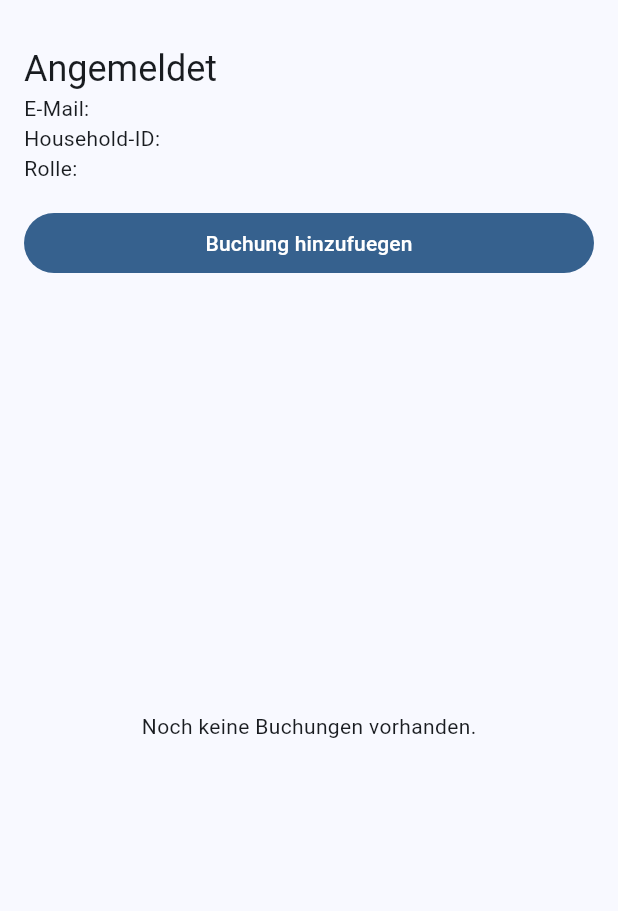
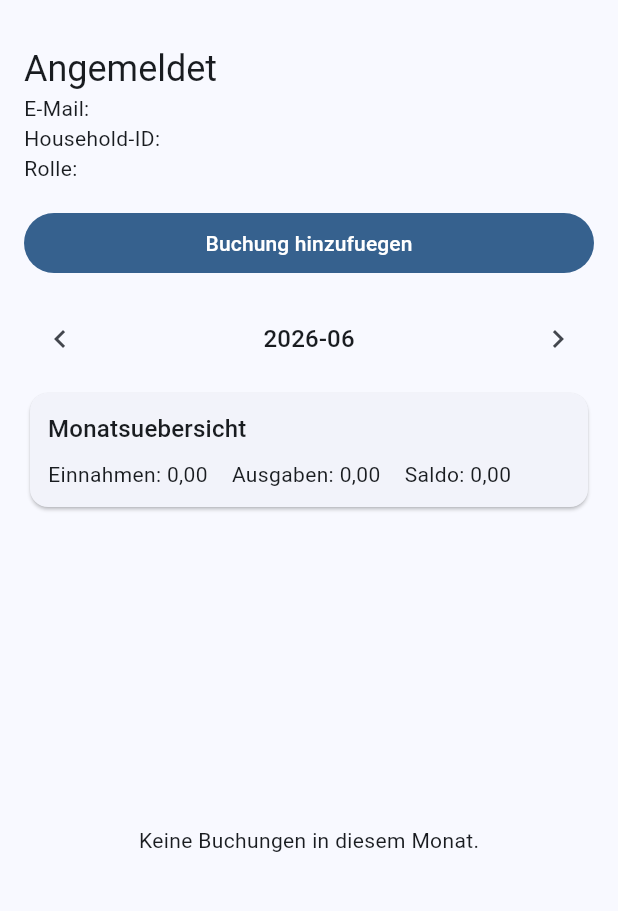
Before and after one commit to robinmann13/haushaltsbuch_app, a Flutter app: the HomeScreen screen opened directly with empty values, on a phone screen of 412 x 824 dp, the part 63-974 px from its top. Run offline on Flutter 3.47's test engine with Material 3 defaults, Android fonts, the phone set to English and light mode, and no system bars; our stand-ins replace cloud_firestore, firebase_auth, firebase_core, go_router, sqflite; accounts and stored records are empty.

Commit message:
Add entry categories and monthly summary

```diff
--- a/lib/screens/home/home_screen.dart
+++ b/lib/screens/home/home_screen.dart
@@ -2,11 +2,12 @@ import 'package:firebase_auth/firebase_auth.dart';
 import 'package:flutter/material.dart';
 
 import '../../models/entry.dart';
+import '../../models/entry_category.dart';
 import '../../repositories/auth_repository.dart';
 import '../../repositories/entry_repository.dart';
 import '../../repositories/household_repository.dart';
 
-class HomeScreen extends StatelessWidget {
+class HomeScreen extends StatefulWidget {
   HomeScreen({
     super.key,
     required this.authRepository,
@@ -21,17 +22,44 @@ class HomeScreen extends StatelessWidget {
   final EntryRepository _entryRepository;
 
   @override
+  State<HomeScreen> createState() => _HomeScreenState();
+}
+
+class _HomeScreenState extends State<HomeScreen> {
+  late DateTime _selectedMonth;
+
+  @override
+  void initState() {
+    super.initState();
+    final now = DateTime.now();
+    _selectedMonth = DateTime(now.year, now.month);
+  }
+
+  void _goToPreviousMonth() {
+    setState(() {
+      _selectedMonth = DateTime(_selectedMonth.year, _selectedMonth.month - 1);
+    });
+  }
+
+  void _goToNextMonth() {
+    setState(() {
+      _selectedMonth = DateTime(_selectedMonth.year, _selectedMonth.month + 1);
+    });
+  }
+
+  @override
   Widget build(BuildContext context) {
-    final email = user.email;
-    final household = householdMembership.household;
-    final membership = householdMembership.membership;
+    final email = widget.user.email;
+    final household = widget.householdMembership.household;
+    final membership = widget.householdMembership.membership;
+    final selectedYearMonth = yearMonthFromDate(_selectedMonth);
 
     return Scaffold(
       appBar: AppBar(
         title: const Text('Haushaltsbuch'),
         actions: [
           TextButton(
-            onPressed: authRepository.signOut,
+            onPressed: widget.authRepository.signOut,
             child: const Text('Abmelden'),
           ),
         ],
@@ -54,9 +82,29 @@ class HomeScreen extends StatelessWidget {
               child: const Text('Buchung hinzufuegen'),
             ),
             const SizedBox(height: 16),
+            Row(
+              mainAxisAlignment: MainAxisAlignment.spaceBetween,
+              children: [
+                IconButton(
+                  onPressed: _goToPreviousMonth,
+                  icon: const Icon(Icons.chevron_left),
+                  tooltip: 'Vorheriger Monat',
+                ),
+                Text(
+                  selectedYearMonth,
+                  style: Theme.of(context).textTheme.titleMedium,
+                ),
+                IconButton(
+                  onPressed: _goToNextMonth,
+                  icon: const Icon(Icons.chevron_right),
+                  tooltip: 'Naechster Monat',
+                ),
+              ],
+            ),
+            const SizedBox(height: 8),
             Expanded(
               child: StreamBuilder<List<HouseholdTransaction>>(
-                stream: _entryRepository.watchTransactionsForHousehold(
+                stream: widget._entryRepository.watchTransactionsForHousehold(
                   household.id,
                 ),
                 builder: (context, snapshot) {
@@ -70,22 +118,40 @@ class HomeScreen extends StatelessWidget {
 
                   final transactions =
                       snapshot.data ?? const <HouseholdTransaction>[];
+                  final monthlyTransactions = transactions
+                      .where(
+                        (transaction) =>
+                            transaction.yearMonth == selectedYearMonth,
+                      )
+                      .toList()
+                    ..sort((a, b) => b.date.compareTo(a.date));
+                  final summary =
+                      _MonthSummary.fromTransactions(monthlyTransactions);
 
-                  if (transactions.isEmpty) {
-                    return const Center(
-                      child: Text('Noch keine Buchungen vorhanden.'),
-                    );
-                  }
-
-                  return ListView.separated(
-                    itemCount: transactions.length,
+                  return Column(
+                    crossAxisAlignment: CrossAxisAlignment.stretch,
+                    children: [
+                      _MonthSummaryView(summary: summary),
+                      const SizedBox(height: 12),
+                      Expanded(
+                        child: monthlyTransactions.isEmpty
+                            ? const Center(
+                                child: Text(
+                                  'Keine Buchungen in diesem Monat.',
+                                ),
+                              )
+                            : ListView.separated(
+                                itemCount: monthlyTransactions.length,
                                 separatorBuilder: (context, index) =>
                                     const Divider(height: 1),
                                 itemBuilder: (context, index) {
                                   return _TransactionTile(
-                        transaction: transactions[index],
+                                    transaction: monthlyTransactions[index],
                                   );
                                 },
+                              ),
+                      ),
+                    ],
                   );
                 },
               ),
@@ -100,9 +166,77 @@ class HomeScreen extends StatelessWidget {
     return showDialog<void>(
       context: context,
       builder: (context) => _AddTransactionDialog(
-        entryRepository: _entryRepository,
-        householdId: householdMembership.household.id,
-        userId: user.uid,
+        entryRepository: widget._entryRepository,
+        householdId: widget.householdMembership.household.id,
+        userId: widget.user.uid,
+        initialDate: _selectedMonth,
+      ),
+    );
+  }
+}
+
+class _MonthSummary {
+  const _MonthSummary({
+    required this.incomeCent,
+    required this.expenseCent,
+  });
+
+  final int incomeCent;
+  final int expenseCent;
+
+  int get balanceCent => incomeCent - expenseCent;
+
+  factory _MonthSummary.fromTransactions(
+    List<HouseholdTransaction> transactions,
+  ) {
+    var incomeCent = 0;
+    var expenseCent = 0;
+
+    for (final transaction in transactions) {
+      switch (transaction.type) {
+        case TransactionType.income:
+          incomeCent += transaction.amountCent;
+        case TransactionType.expense:
+          expenseCent += transaction.amountCent;
+      }
+    }
+
+    return _MonthSummary(
+      incomeCent: incomeCent,
+      expenseCent: expenseCent,
+    );
+  }
+}
+
+class _MonthSummaryView extends StatelessWidget {
+  const _MonthSummaryView({required this.summary});
+
+  final _MonthSummary summary;
+
+  @override
+  Widget build(BuildContext context) {
+    return Card(
+      child: Padding(
+        padding: const EdgeInsets.all(12),
+        child: Column(
+          crossAxisAlignment: CrossAxisAlignment.stretch,
+          children: [
+            Text(
+              'Monatsuebersicht',
+              style: Theme.of(context).textTheme.titleMedium,
+            ),
+            const SizedBox(height: 8),
+            Wrap(
+              spacing: 16,
+              runSpacing: 8,
+              children: [
+                Text('Einnahmen: ${_formatAmount(summary.incomeCent)}'),
+                Text('Ausgaben: ${_formatAmount(summary.expenseCent)}'),
+                Text('Saldo: ${_formatAmount(summary.balanceCent)}'),
+              ],
+            ),
+          ],
+        ),
       ),
     );
   }
@@ -133,11 +267,13 @@ class _AddTransactionDialog extends StatefulWidget {
     required this.entryRepository,
     required this.householdId,
     required this.userId,
+    required this.initialDate,
   });
 
   final EntryRepository entryRepository;
   final String householdId;
   final String userId;
+  final DateTime initialDate;
 
   @override
   State<_AddTransactionDialog> createState() => _AddTransactionDialogState();
@@ -145,22 +281,22 @@ class _AddTransactionDialog extends StatefulWidget {
 
 class _AddTransactionDialogState extends State<_AddTransactionDialog> {
   final _amountController = TextEditingController();
-  final _categoryController = TextEditingController();
   final _dateController = TextEditingController();
   final _noteController = TextEditingController();
   TransactionType _type = TransactionType.expense;
+  late String _category;
   bool _isSaving = false;
 
   @override
   void initState() {
     super.initState();
-    _dateController.text = _formatDate(DateTime.now());
+    _category = defaultCategoryForTransactionType(_type);
+    _dateController.text = _formatDate(widget.initialDate);
   }
 
   @override
   void dispose() {
     _amountController.dispose();
-    _categoryController.dispose();
     _dateController.dispose();
     _noteController.dispose();
     super.dispose();
@@ -169,14 +305,13 @@ class _AddTransactionDialogState extends State<_AddTransactionDialog> {
   Future<void> _save() async {
     final amountCent = _parseAmountCent(_amountController.text);
     final date = DateTime.tryParse(_dateController.text.trim());
-    final category = _categoryController.text.trim();
 
     if (amountCent == null || amountCent <= 0) {
       _showError('Bitte einen gueltigen Betrag eingeben.');
       return;
     }
 
-    if (category.isEmpty) {
+    if (_category.isEmpty) {
       _showError('Bitte eine Kategorie eingeben.');
       return;
     }
@@ -196,7 +331,7 @@ class _AddTransactionDialogState extends State<_AddTransactionDialog> {
         userId: widget.userId,
         type: _type,
         amountCent: amountCent,
-        category: category,
+        category: _category,
         date: date,
         note: _noteController.text,
       );
@@ -266,6 +401,31 @@ class _AddTransactionDialogState extends State<_AddTransactionDialog> {
                         if (value != null) {
                           setState(() {
                             _type = value;
+                            _category =
+                                defaultCategoryForTransactionType(value);
+                          });
+                        }
+                      },
+              ),
+              const SizedBox(height: 12),
+              DropdownButtonFormField<String>(
+                key: ValueKey(_type),
+                initialValue: _category,
+                decoration: const InputDecoration(labelText: 'Kategorie'),
+                items: categoriesForTransactionType(_type)
+                    .map(
+                      (category) => DropdownMenuItem(
+                        value: category,
+                        child: Text(category),
+                      ),
+                    )
+                    .toList(),
+                onChanged: _isSaving
+                    ? null
+                    : (value) {
+                        if (value != null) {
+                          setState(() {
+                            _category = value;
                           });
                         }
                       },
@@ -281,12 +441,6 @@ class _AddTransactionDialogState extends State<_AddTransactionDialog> {
                   labelText: 'Betrag',
                   hintText: '12,50',
                 ),
-              ),
-              const SizedBox(height: 12),
-              TextField(
-                controller: _categoryController,
-                enabled: !_isSaving,
-                decoration: const InputDecoration(labelText: 'Kategorie'),
               ),
               const SizedBox(height: 12),
               TextField(
@@ -343,9 +497,11 @@ String _formatDate(DateTime date) {
 }
 
 String _formatAmount(int amountCent) {
-  final euros = amountCent ~/ 100;
-  final cents = (amountCent % 100).toString().padLeft(2, '0');
-  return '$euros,$cents';
+  final sign = amountCent < 0 ? '-' : '';
+  final absoluteAmountCent = amountCent.abs();
+  final euros = absoluteAmountCent ~/ 100;
+  final cents = (absoluteAmountCent % 100).toString().padLeft(2, '0');
+  return '$sign$euros,$cents';
 }
 
 int? _parseAmountCent(String value) {
```
Also changed, not shown: lib/models/entry_category.dart (added, +37 -0 lines). Lines whose indentation alone changed are shown as unchanged.
